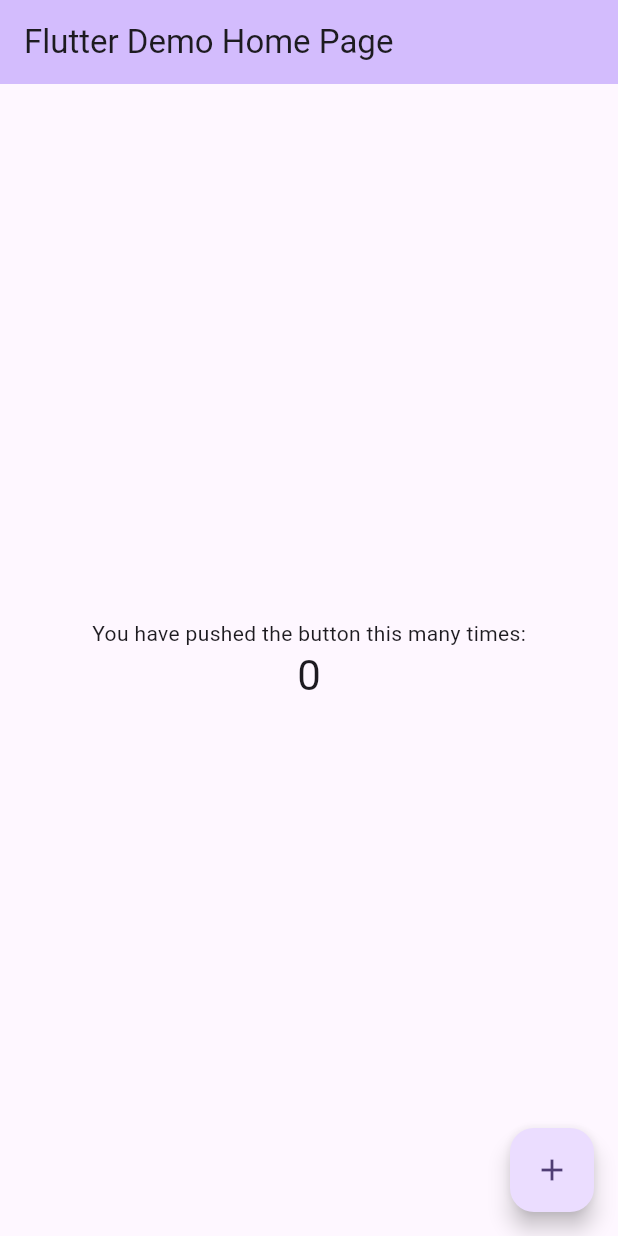
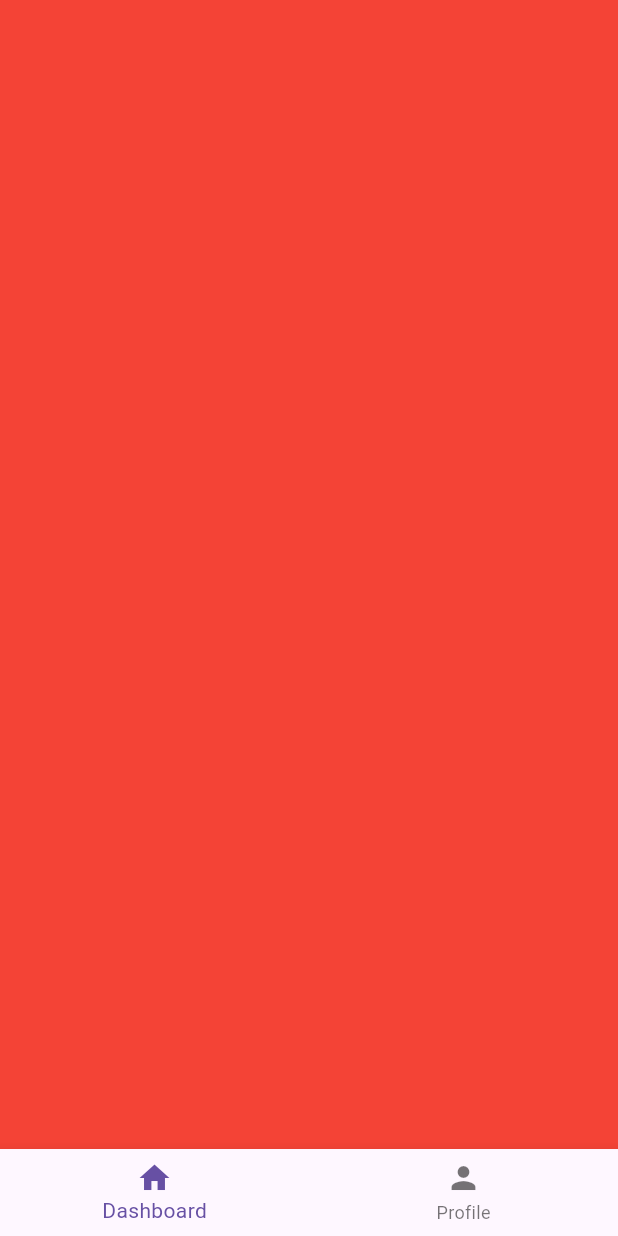
Before and after one commit to AmrKoritem/floward-task, a Flutter app: the screen it shows after launch, on a phone screen of 412 x 824 dp. Run offline on Flutter 3.47's test engine with Material 3 defaults, Android fonts, the light colour scheme and no system bars; our stand-ins replace flutter_riverpod.

Commit message:
[feat] tabbar created

```diff
--- a/lib/main.dart
+++ b/lib/main.dart
@@ -1,125 +1,29 @@
 import 'package:flutter/material.dart';
+import 'package:flutter/services.dart';
+import 'package:flutter_riverpod/flutter_riverpod.dart';
 
-void main() {
-  runApp(const MyApp());
+import '/presentation/screens/tabbar_screen.dart';
+
+void main() async {
+  WidgetsFlutterBinding.ensureInitialized();
+  await SystemChrome.setPreferredOrientations([
+    DeviceOrientation.portraitUp,
+  ]);
+
+  runApp(const ProviderScope(child: MyApp()));
 }
 
 class MyApp extends StatelessWidget {
   const MyApp({super.key});
 
-  // This widget is the root of your application.
   @override
   Widget build(BuildContext context) {
     return MaterialApp(
-      title: 'Flutter Demo',
+      title: 'Floward Task',
       theme: ThemeData(
-        // This is the theme of your application.
-        //
-        // TRY THIS: Try running your application with "flutter run". You'll see
-        // the application has a purple toolbar. Then, without quitting the app,
-        // try changing the seedColor in the colorScheme below to Colors.green
-        // and then invoke "hot reload" (save your changes or press the "hot
-        // reload" button in a Flutter-supported IDE, or press "r" if you used
-        // the command line to start the app).
-        //
-        // Notice that the counter didn't reset back to zero; the application
-        // state is not lost during the reload. To reset the state, use hot
-        // restart instead.
-        //
-        // This works for code too, not just values: Most code changes can be
-        // tested with just a hot reload.
-        colorScheme: ColorScheme.fromSeed(seedColor: Colors.deepPurple),
-        useMaterial3: true,
+        primarySwatch: Colors.blue,
       ),
-      home: const MyHomePage(title: 'Flutter Demo Home Page'),
+      home: const TabbarScreen(),
     );
   }
 }
-
-class MyHomePage extends StatefulWidget {
-  const MyHomePage({super.key, required this.title});
-
-  // This widget is the home page of your application. It is stateful, meaning
-  // that it has a State object (defined below) that contains fields that affect
-  // how it looks.
-
-  // This class is the configuration for the state. It holds the values (in this
-  // case the title) provided by the parent (in this case the App widget) and
-  // used by the build method of the State. Fields in a Widget subclass are
-  // always marked "final".
-
-  final String title;
-
-  @override
-  State<MyHomePage> createState() => _MyHomePageState();
-}
-
-class _MyHomePageState extends State<MyHomePage> {
-  int _counter = 0;
-
-  void _incrementCounter() {
-    setState(() {
-      // This call to setState tells the Flutter framework that something has
-      // changed in this State, which causes it to rerun the build method below
-      // so that the display can reflect the updated values. If we changed
-      // _counter without calling setState(), then the build method would not be
-      // called again, and so nothing would appear to happen.
-      _counter++;
-    });
-  }
-
-  @override
-  Widget build(BuildContext context) {
-    // This method is rerun every time setState is called, for instance as done
-    // by the _incrementCounter method above.
-    //
-    // The Flutter framework has been optimized to make rerunning build methods
-    // fast, so that you can just rebuild anything that needs updating rather
-    // than having to individually change instances of widgets.
-    return Scaffold(
-      appBar: AppBar(
-        // TRY THIS: Try changing the color here to a specific color (to
-        // Colors.amber, perhaps?) and trigger a hot reload to see the AppBar
-        // change color while the other colors stay the same.
-        backgroundColor: Theme.of(context).colorScheme.inversePrimary,
-        // Here we take the value from the MyHomePage object that was created by
-        // the App.build method, and use it to set our appbar title.
-        title: Text(widget.title),
-      ),
-      body: Center(
-        // Center is a layout widget. It takes a single child and positions it
-        // in the middle of the parent.
-        child: Column(
-          // Column is also a layout widget. It takes a list of children and
-          // arranges them vertically. By default, it sizes itself to fit its
-          // children horizontally, and tries to be as tall as its parent.
-          //
-          // Column has various properties to control how it sizes itself and
-          // how it positions its children. Here we use mainAxisAlignment to
-          // center the children vertically; the main axis here is the vertical
-          // axis because Columns are vertical (the cross axis would be
-          // horizontal).
-          //
-          // TRY THIS: Invoke "debug painting" (choose the "Toggle Debug Paint"
-          // action in the IDE, or press "p" in the console), to see the
-          // wireframe for each widget.
-          mainAxisAlignment: MainAxisAlignment.center,
-          children: <Widget>[
-            const Text(
-              'You have pushed the button this many times:',
-            ),
-            Text(
-              '$_counter',
-              style: Theme.of(context).textTheme.headlineMedium,
-            ),
-          ],
-        ),
-      ),
-      floatingActionButton: FloatingActionButton(
-        onPressed: _incrementCounter,
-        tooltip: 'Increment',
-        child: const Icon(Icons.add),
-      ), // This trailing comma makes auto-formatting nicer for build methods.
-    );
-  }
-}
--- /dev/null
+++ b/lib/presentation/screens/tabbar_screen.dart
@@ -0,0 +1,50 @@
+import 'package:flutter/material.dart';
+
+class TabbarScreen extends StatefulWidget {
+  const TabbarScreen({super.key});
+
+  @override
+  State<TabbarScreen> createState() => _TabbarScreenState();
+}
+
+class _TabbarScreenState extends State<TabbarScreen> {
+  int _selectedIndex = 0;
+
+  final List<Widget> tabs = <Widget>[
+    Container(
+      color: Colors.red,
+    ),
+    Container(
+      color: Colors.yellow,
+    ),
+  ];
+
+  void _onItemTapped(int index) {
+    setState(() {
+      _selectedIndex = index;
+    });
+  }
+
+  @override
+  Widget build(BuildContext context) {
+    return Scaffold(
+      body: Center(
+        child: tabs.elementAt(_selectedIndex),
+      ),
+      bottomNavigationBar: BottomNavigationBar(
+        currentIndex: _selectedIndex,
+        onTap: _onItemTapped,
+        items: const <BottomNavigationBarItem>[
+          BottomNavigationBarItem(
+            icon: Icon(Icons.home),
+            label: 'Dashboard',
+          ),
+          BottomNavigationBarItem(
+            icon: Icon(Icons.person),
+            label: 'Profile',
+          ),
+        ],
+      ),
+    );
+  }
+}
--- a/pubspec.yaml
+++ b/pubspec.yaml
@@ -36,7 +36,6 @@ dependencies:
   cupertino_icons: ^1.0.8
   freezed_annotation: ^2.4.4
   json_annotation: ^4.9.0
-  easy_localization: ^3.0.7+1
   flutter_riverpod: ^2.6.1
   dio: ^5.8.0+1
   http_parser: ^4.0.2
```
Also changed, not shown: pubspec.lock, 2 other files.
